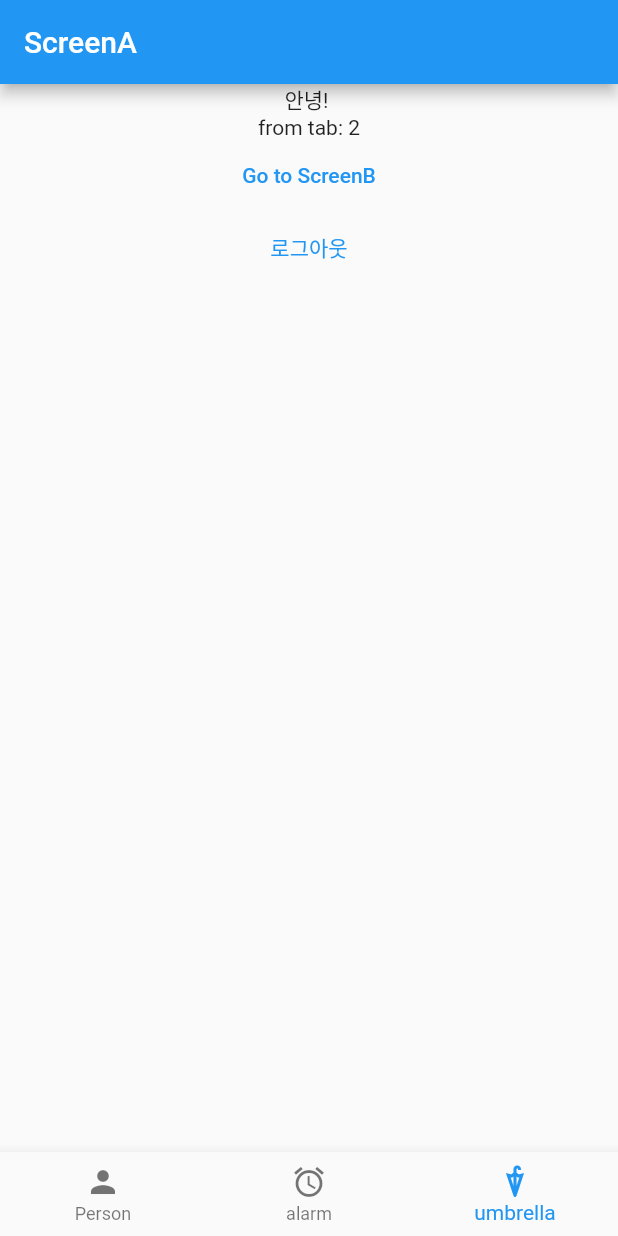
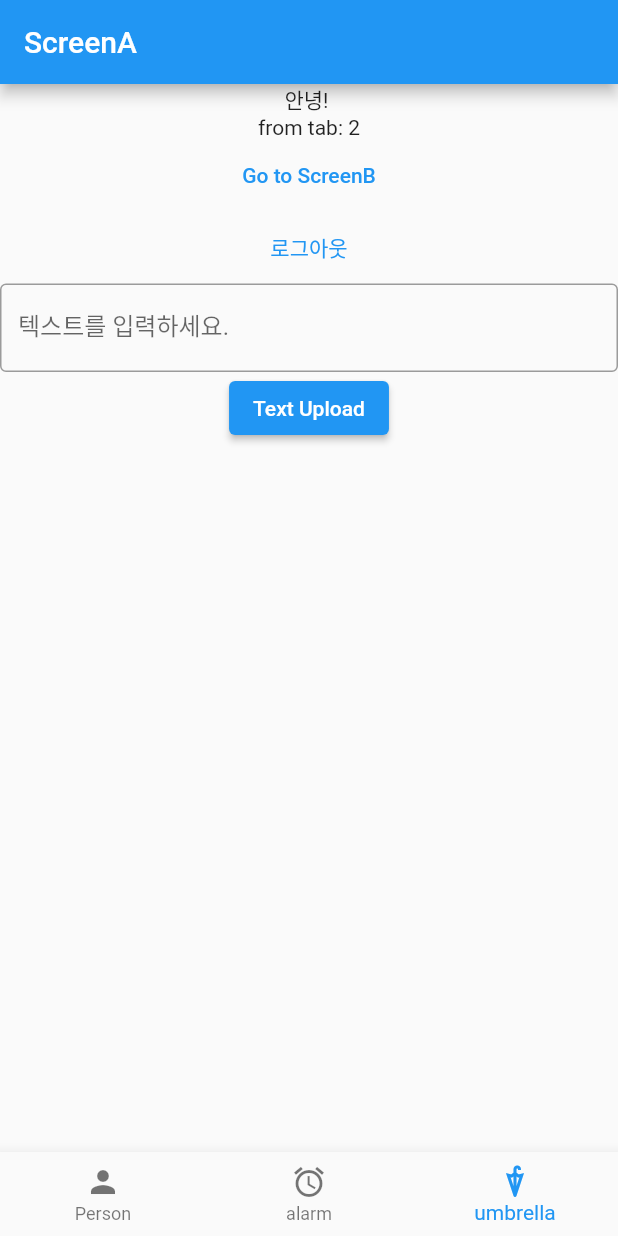
Before and after one commit to peter-bang/studyFlutter, a Flutter app: the screen it shows once a user with an empty profile is signed in, item 3 of the bottom bar chosen, on a phone screen of 412 x 824 dp. Run offline on Flutter 3.47's test engine with Material 2 defaults, Android fonts, the phone set to English and light mode, and no system bars; our stand-ins replace cloud_firestore, firebase_auth, firebase_core, google_sign_in, sign_in_with_apple; accounts and stored records are empty.

Commit message:
withConverter() + UserData Model tested for the firestore reference

```diff
--- /dev/null
+++ b/lib/models/UserData.dart
@@ -0,0 +1,22 @@
+import 'package:firebase_core/firebase_core.dart';
+
+import "package:cloud_firestore/cloud_firestore.dart";
+
+class UserData {
+  UserData({this.userText, this.createdAt});
+
+  final String? userText;
+  final Timestamp? createdAt;
+
+  UserData.fromJson(Map<String, Object?> json)
+      : this(
+          userText: json['userText']! as String,
+          createdAt: json['createdAt']! as Timestamp,
+        );
+  Map<String, Object?> toJson() {
+    return {
+      'userText': userText,
+      'createdAt': createdAt,
+    };
+  }
+}
--- a/lib/screens/ScreenA.dart
+++ b/lib/screens/ScreenA.dart
@@ -1,16 +1,34 @@
+import 'package:cloud_firestore/cloud_firestore.dart';
 import 'package:firebase_auth/firebase_auth.dart';
 import 'package:flutter/material.dart';
+import 'package:flutter/rendering.dart';
 import 'ScreenB.dart';
 
+import 'package:study_flutter/models/UserData.dart';
+
 class ScreenA extends StatelessWidget {
-  const ScreenA({super.key, required this.tabIndex});
+  ScreenA({super.key, required this.tabIndex});
   final int tabIndex;
+  final inputController = TextEditingController();
+  void fbstoreWrite() {
+    FirebaseFirestore.instance
+        .collection(FirebaseAuth.instance.currentUser!.email.toString())
+        .withConverter(
+          fromFirestore: (snapshot, options) =>
+              UserData.fromJson(snapshot.data()!),
+          toFirestore: (value, options) => value.toJson(),
+        )
+        .add(UserData(
+            userText: inputController.text, createdAt: Timestamp.now()))
+        .then((value) => print("document added"))
+        .catchError((error) => print("Fail to add doc ${error}"));
+  }
 
   @override
   Widget build(BuildContext context) {
     return Scaffold(
         appBar: AppBar(title: Text("ScreenA")),
-        body: Center(
+        body: SafeArea(
           child: Column(children: [
             Text("안녕! ${FirebaseAuth.instance.currentUser!.email}"),
             Text("from tab: ${tabIndex.toString()}"),
@@ -23,7 +41,61 @@ class ScreenA extends StatelessWidget {
             TextButton(
                 onPressed: () => FirebaseAuth.instance.signOut(),
                 child: Text("로그아웃")),
+            TextField(
+              controller: inputController,
+              decoration: InputDecoration(
+                  border: OutlineInputBorder(), label: Text("텍스트를 입력하세요.")),
+            ),
+            ElevatedButton(
+                onPressed: () => fbstoreWrite(), child: Text("Text Upload")),
+            FirestoreRead(),
           ]),
         ));
   }
 }
+
+class FirestoreRead extends StatefulWidget {
+  const FirestoreRead({super.key});
+
+  @override
+  State<FirestoreRead> createState() => _FirestoreReadState();
+}
+
+class _FirestoreReadState extends State<FirestoreRead> {
+  final userTextColRef = FirebaseFirestore.instance
+      .collection(FirebaseAuth.instance.currentUser!.email.toString())
+      .withConverter(
+          fromFirestore: (snapshot, _) => UserData.fromJson(snapshot.data()!),
+          toFirestore: (movie, _) => movie.toJson());
+
+  @override
+  Widget build(BuildContext context) {
+    return StreamBuilder(
+      stream: userTextColRef.orderBy('createdAt').snapshots(),
+      builder: (context, snapshot) {
+        if (!snapshot.hasData) {
+          return Text("There is no data!");
+        }
+        if (snapshot.hasError) {
+          return Text("Failed to read the snapshot");
+        }
+
+        return Expanded(
+          child: ListView(
+            //리스트뷰 써보자! 왜냐면 데이터가 많을 거니까!
+            shrinkWrap: true, //이거 없으면 hasSize에서 에러발생!!
+            //snapshot을 map으로 돌려버림!
+            children: snapshot.data!.docs.map((document) {
+              return Column(children: [
+                Divider(
+                  thickness: 2,
+                ),
+                ListTile(title: Text(document.data().userText!))
+              ]); //Listtile 생성!
+            }).toList(), //map을 list로 만들어서 반환!
+          ),
+        );
+      },
+    );
+  }
+}
--- a/pubspec.yaml
+++ b/pubspec.yaml
@@ -39,8 +39,8 @@ dependencies:
   firebase_core: ^1.24.0
   firebase_auth: ^3.11.2
   google_sign_in: ^5.4.2
-  change_app_package_name: ^1.1.0
   sign_in_with_apple: ^4.1.0
+  cloud_firestore: ^3.5.1
 
 dev_dependencies:
   flutter_test:
```
Also changed, not shown: pubspec.lock, 2 other files.
